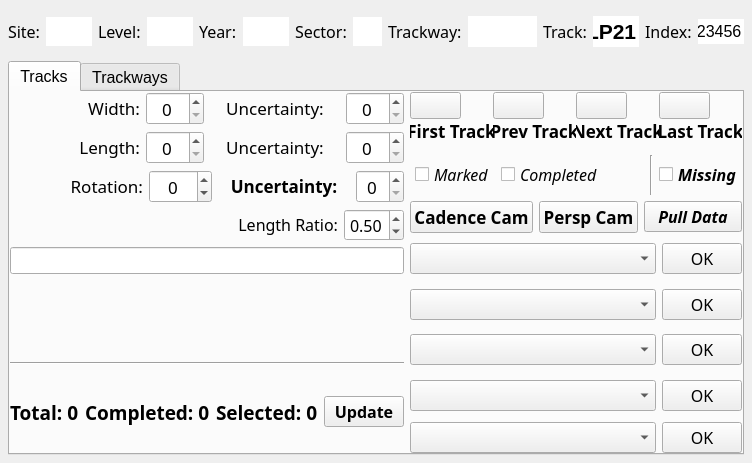
sernst/Cadence, file resources/widget/tools/TrackwayManagerWidget/TrackwayManagerWidget.ui: the form before one commit.
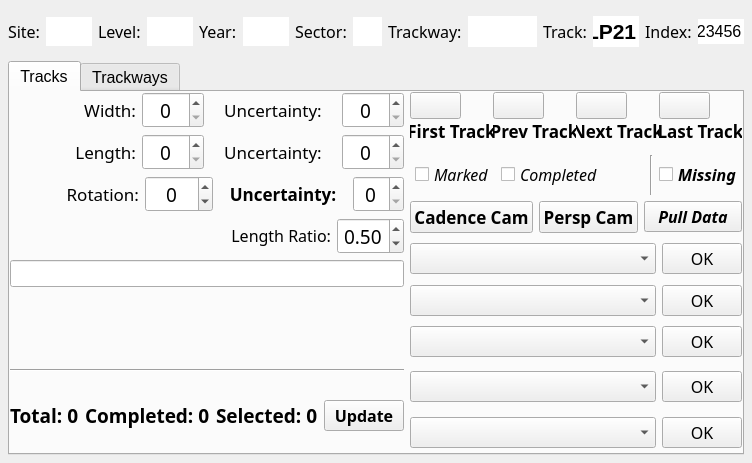
The form after the commit. Icons and pictures are not drawn.

Commit message: KAS: added visualization of track series, several new additions to UI for selection and fetching, selectable trackway layers, and minor usability improvements

Diff of the .ui file:
```diff
--- a/resources/widget/tools/TrackwayManagerWidget/TrackwayManagerWidget.ui
+++ b/resources/widget/tools/TrackwayManagerWidget/TrackwayManagerWidget.ui
@@ -454,6 +454,7 @@
                <property name="font">
                 <font>
                  <family>Abadi MT Condensed Extra Bold</family>
+                 <pointsize>14</pointsize>
                 </font>
                </property>
                <property name="alignment">
@@ -504,6 +505,7 @@
                <property name="font">
                 <font>
                  <family>Abadi MT Condensed Extra Bold</family>
+                 <pointsize>14</pointsize>
                 </font>
                </property>
                <property name="contextMenuPolicy">
@@ -582,6 +584,7 @@
                <property name="font">
                 <font>
                  <family>Abadi MT Condensed Extra Bold</family>
+                 <pointsize>14</pointsize>
                 </font>
                </property>
                <property name="alignment">
@@ -632,6 +635,7 @@
                <property name="font">
                 <font>
                  <family>Abadi MT Condensed Extra Bold</family>
+                 <pointsize>14</pointsize>
                 </font>
                </property>
                <property name="contextMenuPolicy">
@@ -706,6 +710,7 @@
                <property name="font">
                 <font>
                  <family>Abadi MT Condensed Extra Bold</family>
+                 <pointsize>14</pointsize>
                 </font>
                </property>
                <property name="wrapping">
@@ -765,6 +770,7 @@
                <property name="font">
                 <font>
                  <family>Abadi MT Condensed Extra Bold</family>
+                 <pointsize>14</pointsize>
                 </font>
                </property>
                <property name="wrapping">
@@ -842,6 +848,7 @@
                <property name="font">
                 <font>
                  <family>Abadi MT Condensed Extra Bold</family>
+                 <pointsize>14</pointsize>
                 </font>
                </property>
                <property name="cursor">
@@ -1015,7 +1022,7 @@
            <pointsize>12</pointsize>
           </font>
          </property>
-         <layout class="QVBoxLayout" name="verticalLayout" stretch="1,0,1,0,1,1,1,1,0">
+         <layout class="QVBoxLayout" name="verticalLayout" stretch="1,0,1,0,1,0,1,1,1">
           <property name="margin">
            <number>0</number>
           </property>
@@ -1670,7 +1677,74 @@
               </widget>
              </item>
              <item>
-              <widget class="QPushButton" name="selectBtn">
+              <widget class="QPushButton" name="select1Btn">
+               <property name="sizePolicy">
+                <sizepolicy hsizetype="Expanding" vsizetype="Fixed">
+                 <horstretch>0</horstretch>
+                 <verstretch>0</verstretch>
+                </sizepolicy>
+               </property>
+               <property name="font">
+                <font>
+                 <family>Abadi MT Condensed Extra Bold</family>
+                 <pointsize>12</pointsize>
+                 <weight>50</weight>
+                 <italic>false</italic>
+                 <bold>false</bold>
+                </font>
+               </property>
+               <property name="text">
+                <string>OK</string>
+               </property>
+              </widget>
+             </item>
+            </layout>
+           </widget>
+          </item>
+          <item>
+           <widget class="QWidget" name="selectionWidget_2" native="true">
+            <property name="sizePolicy">
+             <sizepolicy hsizetype="Expanding" vsizetype="Expanding">
+              <horstretch>0</horstretch>
+              <verstretch>0</verstretch>
+             </sizepolicy>
+            </property>
+            <property name="font">
+             <font>
+              <family>Lucida Grande</family>
+             </font>
+            </property>
+            <layout class="QHBoxLayout" name="horizontalLayout_17" stretch="5,1">
+             <property name="spacing">
+              <number>-1</number>
+             </property>
+             <property name="margin">
+              <number>0</number>
+             </property>
+             <item>
+              <widget class="QComboBox" name="selectionMethod2Cmbx">
+               <property name="sizePolicy">
+                <sizepolicy hsizetype="Expanding" vsizetype="Fixed">
+                 <horstretch>0</horstretch>
+                 <verstretch>0</verstretch>
+                </sizepolicy>
+               </property>
+               <property name="font">
+                <font>
+                 <family>Abadi MT Condensed Extra Bold</family>
+                 <pointsize>12</pointsize>
+                 <weight>50</weight>
+                 <italic>false</italic>
+                 <bold>false</bold>
+                </font>
+               </property>
+               <property name="currentIndex">
+                <number>-1</number>
+               </property>
+              </widget>
+             </item>
+             <item>
+              <widget class="QPushButton" name="select2Btn">
                <property name="sizePolicy">
                 <sizepolicy hsizetype="Expanding" vsizetype="Fixed">
                  <horstretch>0</horstretch>
@@ -1898,73 +1972,6 @@
             </layout>
            </widget>
           </item>
-          <item>
-           <widget class="QWidget" name="operation4Widget" native="true">
-            <property name="sizePolicy">
-             <sizepolicy hsizetype="Expanding" vsizetype="Expanding">
-              <horstretch>0</horstretch>
-              <verstretch>0</verstretch>
-             </sizepolicy>
-            </property>
-            <property name="font">
-             <font>
-              <family>Lucida Grande</family>
-             </font>
-            </property>
-            <layout class="QHBoxLayout" name="horizontalLayout_17" stretch="5,1">
-             <property name="spacing">
-              <number>-1</number>
-             </property>
-             <property name="margin">
-              <number>0</number>
-             </property>
-             <item>
-              <widget class="QComboBox" name="operation4Cmbx">
-               <property name="sizePolicy">
-                <sizepolicy hsizetype="Expanding" vsizetype="Fixed">
-                 <horstretch>0</horstretch>
-                 <verstretch>0</verstretch>
-                </sizepolicy>
-               </property>
-               <property name="font">
-                <font>
-                 <family>Abadi MT Condensed Extra Bold</family>
-                 <pointsize>12</pointsize>
-                 <weight>50</weight>
-                 <italic>false</italic>
-                 <bold>false</bold>
-                </font>
-               </property>
-               <property name="currentIndex">
-                <number>-1</number>
-               </property>
-              </widget>
-             </item>
-             <item>
-              <widget class="QPushButton" name="operation4Btn">
-               <property name="sizePolicy">
-                <sizepolicy hsizetype="Expanding" vsizetype="Fixed">
-                 <horstretch>0</horstretch>
-                 <verstretch>0</verstretch>
-                </sizepolicy>
-               </property>
-               <property name="font">
-                <font>
-                 <family>Abadi MT Condensed Extra Bold</family>
-                 <pointsize>12</pointsize>
-                 <weight>50</weight>
-                 <italic>false</italic>
-                 <bold>false</bold>
-                </font>
-               </property>
-               <property name="text">
-                <string>OK</string>
-               </property>
-              </widget>
-             </item>
-            </layout>
-           </widget>
-          </item>
          </layout>
         </widget>
        </item>
```
Left out of the diff: 68 changed lines with no effect on the pictures. The commit also changes 7 other files.
